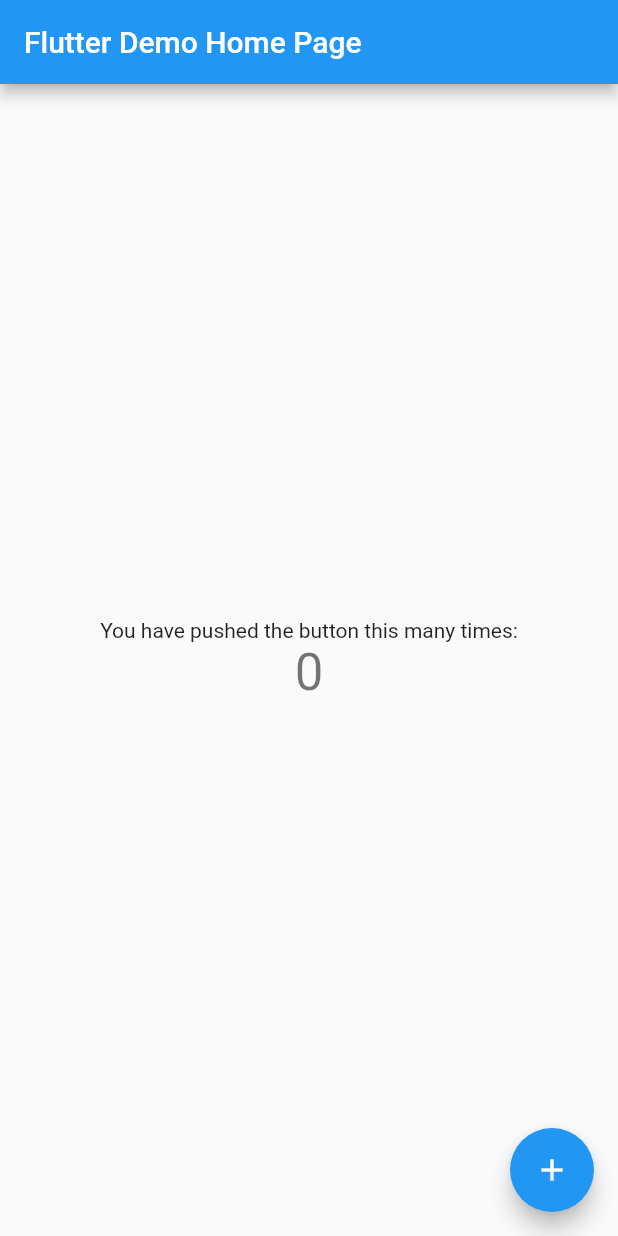
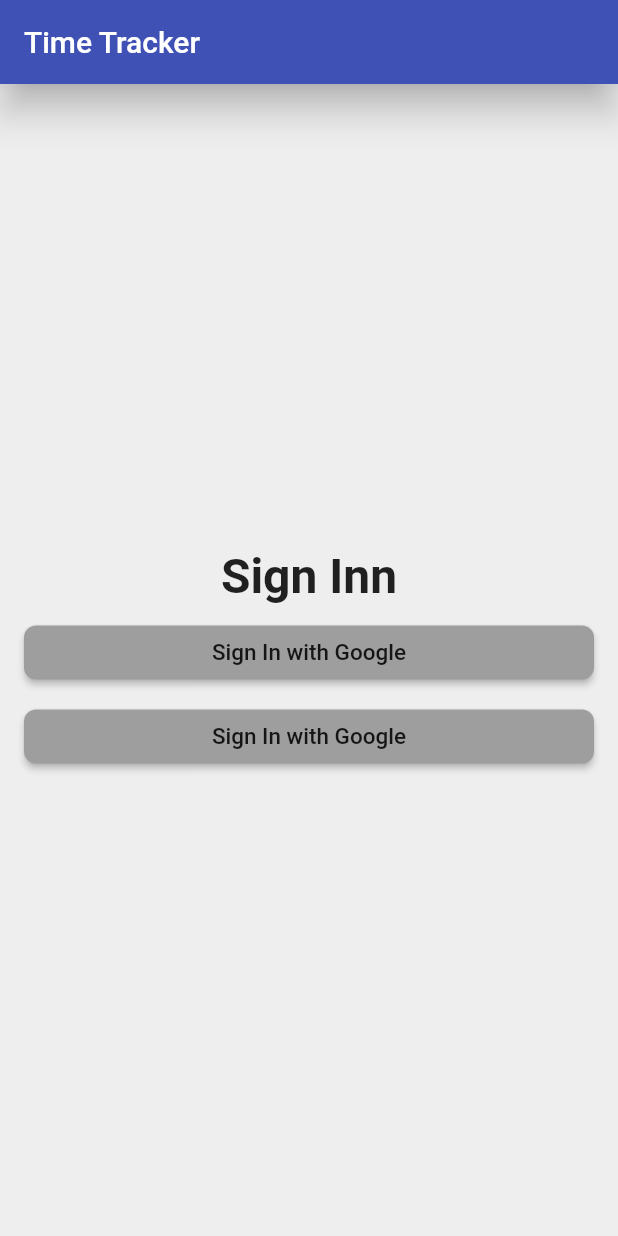
Before and after one commit to irfanzidniofficial/flutter-firebase, a Flutter app: the screen it shows after launch, on a phone screen of 412 x 824 dp. Run offline on Flutter 3.47's test engine with Material 2 defaults, Android fonts, the phone set to English and light mode, and no system bars.

Commit message:
sign in page

```diff
--- /dev/null
+++ b/flutter_layout_time_tracker/lib/app/sign_in/sign_in_page.dart
@@ -0,0 +1,50 @@
+import 'package:flutter/material.dart';
+import 'package:flutter_layout_time_tracker/common_widgets/custom_raised_button.dart';
+
+class SignInPage extends StatelessWidget {
+  const SignInPage({super.key});
+
+  @override
+  Widget build(BuildContext context) {
+    return Scaffold(
+        backgroundColor: Colors.grey[200],
+        appBar: AppBar(
+          title: const Text('Time Tracker'),
+          elevation: 10.0,
+        ),
+        body: _buildContent());
+  }
+
+  Widget _buildContent() {
+    return Padding(
+      padding: const EdgeInsets.all(16.0),
+      child: Column(
+        mainAxisAlignment: MainAxisAlignment.center,
+        crossAxisAlignment: CrossAxisAlignment.stretch,
+        children: <Widget>[
+          const Text(
+            'Sign Inn',
+            textAlign: TextAlign.center,
+            style: TextStyle(fontSize: 32.0, fontWeight: FontWeight.w600),
+          ),
+          const SizedBox(height: 8.0),
+          ElevatedButton(
+            onPressed: () {
+              debugPrint('Button Pressed');
+            },
+            style: ElevatedButton.styleFrom(
+                backgroundColor: Colors.grey,
+                shape: RoundedRectangleBorder(
+                    borderRadius: BorderRadius.circular(8.0))),
+            child: const Text(
+              'Sign In with Google',
+              style: TextStyle(color: Colors.black87, fontSize: 15.0),
+            ),
+          ),
+          const SizedBox(height: 8.0),
+          const CustomRaisedButton()
+        ],
+      ),
+    );
+  }
+}
--- /dev/null
+++ b/flutter_layout_time_tracker/lib/common_widgets/custom_raised_button.dart
@@ -0,0 +1,45 @@
+import 'package:flutter/material.dart';
+
+
+class MyWidget extends StatelessWidget {
+  const MyWidget({super.key});
+
+  @override
+  Widget build(BuildContext context) {
+    return Container();
+  }
+}
+
+class CustomRaisedButton extends StatelessWidget {
+  const CustomRaisedButton({super.key});
+
+  // CustomRaisedButton({
+  //   required this.child,
+  //   required this.color,
+  //   required this.borderRadius,
+  //   required this.onPressed,
+  // })
+  // final Widget child;
+  // final Color color;
+  // final double borderRadius;
+  // final VoidCallback onPressed;
+
+
+
+  @override
+  Widget build(BuildContext context) {
+    return ElevatedButton(
+      onPressed: () {
+        debugPrint('Button Pressed');
+      },
+      style: ElevatedButton.styleFrom(
+          backgroundColor: Colors.grey,
+          shape:
+              RoundedRectangleBorder(borderRadius: BorderRadius.circular(8.0))),
+      child: const Text(
+        'Sign In with Google',
+        style: TextStyle(color: Colors.black87, fontSize: 15.0),
+      ),
+    );
+  }
+}
--- a/flutter_layout_time_tracker/lib/main.dart
+++ b/flutter_layout_time_tracker/lib/main.dart
@@ -1,4 +1,5 @@
 import 'package:flutter/material.dart';
+import 'package:flutter_layout_time_tracker/app/sign_in/sign_in_page.dart';
 
 void main() {
   runApp(const MyApp());
@@ -7,109 +8,11 @@
 class MyApp extends StatelessWidget {
   const MyApp({super.key});
 
-  // This widget is the root of your application.
   @override
   Widget build(BuildContext context) {
     return MaterialApp(
-      title: 'Flutter Demo',
-      theme: ThemeData(
-        // This is the theme of your application.
-        //
-        // Try running your application with "flutter run". You'll see the
-        // application has a blue toolbar. Then, without quitting the app, try
-        // changing the primarySwatch below to Colors.green and then invoke
-        // "hot reload" (press "r" in the console where you ran "flutter run",
-        // or simply save your changes to "hot reload" in a Flutter IDE).
-        // Notice that the counter didn't reset back to zero; the application
-        // is not restarted.
-        primarySwatch: Colors.blue,
-      ),
-      home: const MyHomePage(title: 'Flutter Demo Home Page'),
-    );
+        title: 'Time Tracker',
+        theme: ThemeData(primarySwatch: Colors.indigo),
+        home: const SignInPage());
   }
 }
-
-class MyHomePage extends StatefulWidget {
-  const MyHomePage({super.key, required this.title});
-
-  // This widget is the home page of your application. It is stateful, meaning
-  // that it has a State object (defined below) that contains fields that affect
-  // how it looks.
-
-  // This class is the configuration for the state. It holds the values (in this
-  // case the title) provided by the parent (in this case the App widget) and
-  // used by the build method of the State. Fields in a Widget subclass are
-  // always marked "final".
-
-  final String title;
-
-  @override
-  State<MyHomePage> createState() => _MyHomePageState();
-}
-
-class _MyHomePageState extends State<MyHomePage> {
-  int _counter = 0;
-
-  void _incrementCounter() {
-    setState(() {
-      // This call to setState tells the Flutter framework that something has
-      // changed in this State, which causes it to rerun the build method below
-      // so that the display can reflect the updated values. If we changed
-      // _counter without calling setState(), then the build method would not be
-      // called again, and so nothing would appear to happen.
-      _counter++;
-    });
-  }
-
-  @override
-  Widget build(BuildContext context) {
-    // This method is rerun every time setState is called, for instance as done
-    // by the _incrementCounter method above.
-    //
-    // The Flutter framework has been optimized to make rerunning build methods
-    // fast, so that you can just rebuild anything that needs updating rather
-    // than having to individually change instances of widgets.
-    return Scaffold(
-      appBar: AppBar(
-        // Here we take the value from the MyHomePage object that was created by
-        // the App.build method, and use it to set our appbar title.
-        title: Text(widget.title),
-      ),
-      body: Center(
-        // Center is a layout widget. It takes a single child and positions it
-        // in the middle of the parent.
-        child: Column(
-          // Column is also a layout widget. It takes a list of children and
-          // arranges them vertically. By default, it sizes itself to fit its
-          // children horizontally, and tries to be as tall as its parent.
-          //
-          // Invoke "debug painting" (press "p" in the console, choose the
-          // "Toggle Debug Paint" action from the Flutter Inspector in Android
-          // Studio, or the "Toggle Debug Paint" command in Visual Studio Code)
-          // to see the wireframe for each widget.
-          //
-          // Column has various properties to control how it sizes itself and
-          // how it positions its children. Here we use mainAxisAlignment to
-          // center the children vertically; the main axis here is the vertical
-          // axis because Columns are vertical (the cross axis would be
-          // horizontal).
-          mainAxisAlignment: MainAxisAlignment.center,
-          children: <Widget>[
-            const Text(
-              'You have pushed the button this many times:',
-            ),
-            Text(
-              '$_counter',
-              style: Theme.of(context).textTheme.headline4,
-            ),
-          ],
-        ),
-      ),
-      floatingActionButton: FloatingActionButton(
-        onPressed: _incrementCounter,
-        tooltip: 'Increment',
-        child: const Icon(Icons.add),
-      ), // This trailing comma makes auto-formatting nicer for build methods.
-    );
-  }
-}
```
